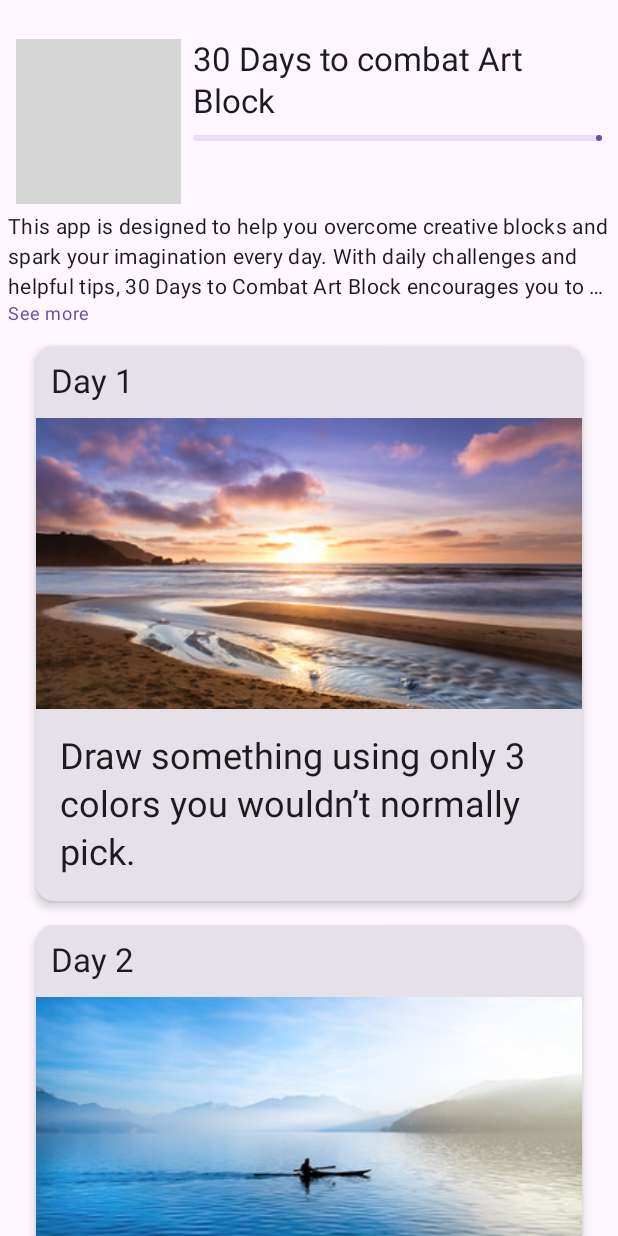
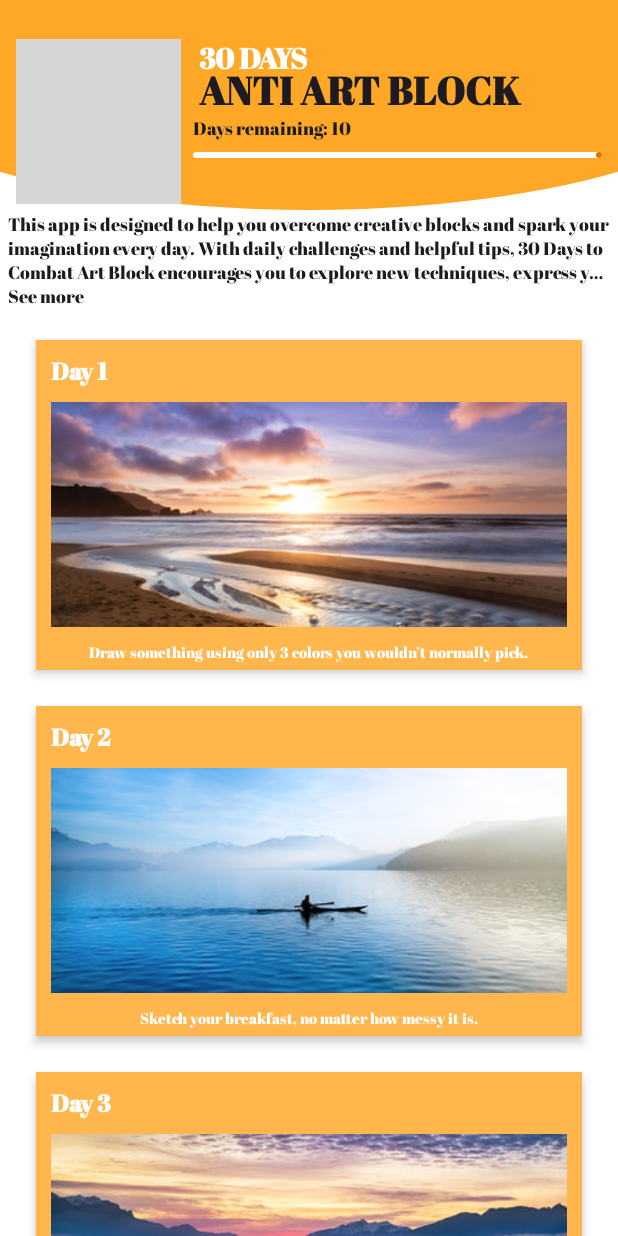
Before and after one commit to Vikyyz/30-days-app, an Android app built with Jetpack Compose: the screen it shows after launch (MainActivity), on a phone screen of 412 x 824 dp. Run offline under Robolectric (Android 15) with nearby library versions, the phone set to English and light mode, and no system bars; grey boxes are pictures that could not be loaded.

Commit message:
wip ui changes

```diff
--- a/app/build.gradle.kts
+++ b/app/build.gradle.kts
@@ -50,6 +50,7 @@ dependencies {
     implementation(libs.androidx.ui.tooling.preview)
     implementation(libs.androidx.material3)
     implementation("androidx.lifecycle:lifecycle-viewmodel-compose:2.9.2")
+    implementation("androidx.compose.ui:ui-text-google-fonts:1.6.0")
     testImplementation(libs.junit)
     androidTestImplementation(libs.androidx.junit)
     androidTestImplementation(libs.androidx.espresso.core)
--- a/app/src/main/java/com/example/a30daysapp/MainActivity.kt
+++ b/app/src/main/java/com/example/a30daysapp/MainActivity.kt
@@ -5,7 +5,9 @@ import androidx.activity.ComponentActivity
 import androidx.activity.compose.setContent
 import androidx.activity.enableEdgeToEdge
 import androidx.compose.animation.animateContentSize
+import androidx.compose.foundation.Canvas
 import androidx.compose.foundation.Image
+import androidx.compose.foundation.background
 import androidx.compose.foundation.clickable
 import androidx.compose.foundation.layout.Arrangement
 import androidx.compose.foundation.layout.Box
@@ -16,6 +18,7 @@ import androidx.compose.foundation.layout.fillMaxWidth
 import androidx.compose.foundation.layout.height
 import androidx.compose.foundation.layout.padding
 import androidx.compose.foundation.layout.size
+import androidx.compose.foundation.layout.width
 import androidx.compose.foundation.lazy.grid.GridCells
 import androidx.compose.foundation.lazy.grid.GridItemSpan
 import androidx.compose.foundation.lazy.grid.LazyVerticalGrid
@@ -42,16 +45,22 @@ import androidx.compose.runtime.remember
 import androidx.compose.runtime.setValue
 import androidx.compose.ui.Alignment
 import androidx.compose.ui.Modifier
+import androidx.compose.ui.graphics.RectangleShape
 import androidx.compose.ui.layout.ContentScale
 import androidx.compose.ui.res.painterResource
 import androidx.compose.ui.res.stringResource
+import androidx.compose.ui.text.font.Font
+import androidx.compose.ui.text.font.FontFamily
+import androidx.compose.ui.text.font.FontWeight
 import androidx.compose.ui.text.style.TextOverflow
 import androidx.compose.ui.tooling.preview.Preview
 import androidx.compose.ui.unit.dp
+import androidx.compose.ui.unit.sp
 import androidx.lifecycle.viewmodel.compose.viewModel
 import com.example.a30daysapp.model.Tip
 import com.example.a30daysapp.model.TipsViewModel
 import com.example.a30daysapp.ui.theme._30DaysAppTheme
+
 
 class MainActivity : ComponentActivity() {
     override fun onCreate(savedInstanceState: Bundle?) {
@@ -61,14 +70,15 @@ class MainActivity : ComponentActivity() {
             _30DaysAppTheme {
                 val tipsViewModel: TipsViewModel = viewModel()
                 Scaffold (
+                    containerColor = MaterialTheme.colorScheme.background,
                     content =  {
+                        Box(modifier = Modifier.fillMaxSize()) {
                             TipsList(
                                 tipsList = tipsViewModel.tips,
-                            onDelete = { tip ->
-                                tipsViewModel.removeTip(tip)
-                            },
+                                onDelete = { tip -> tipsViewModel.removeTip(tip) },
                                 modifier = Modifier.padding(it)
                             )
+                        }
                     }
                 )
             }
@@ -83,12 +93,7 @@ fun TipsCard(
     dismissState: SwipeToDismissBoxState,
     modifier: Modifier = Modifier
 ) {
-    Card(modifier = modifier.padding(8.dp), elevation = CardDefaults.cardElevation(defaultElevation = 4.dp)) {
-        Text (
-            text = "Day ${tip.day + 1}",
-            style = MaterialTheme.typography.titleLarge,
-            modifier = Modifier.padding(10.dp)
-        )
+
         SwipeToDismissBox (
             state = dismissState,
             enableDismissFromEndToStart = true,
@@ -98,30 +103,59 @@ fun TipsCard(
                     modifier = Modifier
                         .fillMaxSize()
                         .padding(end = 16.dp),
+//                        .background(MaterialTheme.colorScheme.error.copy(alpha = 0.2f)),
                     contentAlignment = Alignment.CenterEnd,
+
                 )
                 {
                     Icon(
                         imageVector = Icons.Default.Delete,
                         contentDescription = "Delete tip",
+                        tint = MaterialTheme.colorScheme.error,
                         modifier = Modifier.size(64.dp)
                     )
                 }
             }
         ) {
-            Column {
+            Card(
+                modifier = modifier
+                    .padding(8.dp)
+                    .padding(top = 8.dp),
+                elevation = CardDefaults.cardElevation(defaultElevation = 4.dp),
+                shape = RectangleShape,
+                colors = CardDefaults.cardColors(containerColor = MaterialTheme.colorScheme.primary)
+            ) {
+                Text (
+                    text = "Day ${tip.day + 1}",
+                    color = MaterialTheme.colorScheme.background,
+                    fontWeight = FontWeight.Bold,
+                    modifier = Modifier.padding(10.dp),
+                )
+            Column (
+                modifier = Modifier.fillMaxSize(),
+                horizontalAlignment = Alignment.CenterHorizontally
+            ) {
                 Image(
                     painter = painterResource(tip.imageResourceId),
                     contentDescription = stringResource(tip.stringResourceId),
                     modifier = Modifier
                         .fillMaxWidth()
-                        .height(194.dp),
-                    contentScale = ContentScale.Crop
+                        .height(150.dp)
+                        .width( 200.dp)
+                        .padding(start = 10.dp)
+                        .padding(end = 10.dp),
+                    contentScale = ContentScale.Crop,
                 )
                 Text (
                     text = stringResource(tip.stringResourceId),
-                    modifier = Modifier.padding(16.dp),
-                    style = MaterialTheme.typography.headlineSmall
+                    style = MaterialTheme.typography.headlineSmall,
+                    modifier = Modifier
+                        .padding(top = 10.dp)
+                        .padding(bottom = 5.dp)
+                        .padding(start = 10.dp)
+                        .padding(end = 10.dp),
+                    maxLines = 2,
+                    overflow = TextOverflow.Ellipsis
                 )
             }
         }
@@ -174,6 +208,8 @@ fun ArtBlockDetailsHeaderItem(
     remainingTips: Int,
     modifier: Modifier = Modifier
 ) {
+    TopOvalBackground()
+
     val progress = 1f - (remainingTips.toFloat() / totalTips.toFloat())
 //    Header - Entire header
     Column(
@@ -197,20 +233,42 @@ fun ArtBlockDetailsHeaderItem(
                 contentScale = ContentScale.Crop
             )
 
-            Column(modifier = Modifier.padding(start = 8.dp)) {
+            Column(
+                modifier = Modifier.padding(start = 8.dp)
+            ) {
+                Column(
+                    verticalArrangement = Arrangement.spacedBy((-9).dp)
+                ) {
                     Text(
-                    text = "30 Days to combat Art Block",
+                        text = "30 DAYS",
                         style = MaterialTheme.typography.titleLarge,
+                        modifier = Modifier.padding(start = 4.dp),
+                        color = MaterialTheme.colorScheme.background
+                        )
+
+                    Text(
+                        text = "ANTI ART BLOCK",
+                        style = MaterialTheme.typography.titleLarge,
+                        fontSize = 26.sp,
+                        modifier = Modifier.padding(start = 4.dp),
+                    )
+                }
+                Column(
+                ) {
+                    Text(
+                        text = "Days remaining: $remainingTips",
+                        style = MaterialTheme.typography.labelSmall
                     )
                     LinearProgressIndicator(
-                    progress = progress,
+                        progress = { progress },
                         modifier = Modifier
                             .fillMaxWidth()
                             .padding(top = 8.dp),
-                    color = MaterialTheme.colorScheme.primary,
-                    trackColor = ProgressIndicatorDefaults.linearTrackColor,
+                        color = MaterialTheme.colorScheme.onSurface,
+                        trackColor = MaterialTheme.colorScheme.background,
                         strokeCap = ProgressIndicatorDefaults.LinearStrokeCap,
                     )
+                }
             }
         }
 //        Header - Description
@@ -218,14 +276,14 @@ fun ArtBlockDetailsHeaderItem(
         Column {
             Text(
                 text = stringResource(R.string.Description),
-                style = MaterialTheme.typography.bodyMedium,
                 maxLines = if (expanded) Int.MAX_VALUE else 3,
-                overflow = TextOverflow.Ellipsis
+                overflow = TextOverflow.Ellipsis,
+                style = MaterialTheme.typography.labelSmall
             )
 
             Text(
                 text = if (expanded) "See less" else "See more",
-                style = MaterialTheme.typography.bodySmall.copy(color = MaterialTheme.colorScheme.primary),
+                style = MaterialTheme.typography.labelSmall,
                 modifier = Modifier
                     .animateContentSize()
                     .clickable { expanded = !expanded }
@@ -233,3 +291,26 @@ fun ArtBlockDetailsHeaderItem(
         }
     }
 }
+
+@Composable
+fun TopOvalBackground(modifier: Modifier = Modifier) {
+    Box(
+        modifier = modifier
+            .fillMaxWidth()
+            .height(200.dp)
+    ) {
+        Canvas(modifier = Modifier.fillMaxSize()) {
+            val ovalWidth = size.width * 1.5f
+            val ovalHeight = size.height
+            val topLeft = androidx.compose.ui.geometry.Offset(
+                x = (size.width - ovalWidth) / 2f,
+                y = -ovalHeight * 0.3f
+            )
+            drawOval(
+                color = androidx.compose.ui.graphics.Color(0xFFFFA726),
+                topLeft = topLeft,
+                size = androidx.compose.ui.geometry.Size(ovalWidth, ovalHeight)
+            )
+        }
+    }
+}
--- a/app/src/main/java/com/example/a30daysapp/ui/theme/Color.kt
+++ b/app/src/main/java/com/example/a30daysapp/ui/theme/Color.kt
@@ -2,10 +2,8 @@ package com.example.a30daysapp.ui.theme
 
 import androidx.compose.ui.graphics.Color
 
-val Purple80 = Color(0xFFD0BCFF)
-val PurpleGrey80 = Color(0xFFCCC2DC)
-val Pink80 = Color(0xFFEFB8C8)
-
-val Purple40 = Color(0xFF6650a4)
-val PurpleGrey40 = Color(0xFF625b71)
-val Pink40 = Color(0xFF7D5260)
+val Primary = Color(0xFFFFB74D)
+val Secondary = Color(0xFF88BDF2)
+val Background = Color(0xFFFFFFFF)
+val onSurface = Color(0xFFEF6C00)
+val Surface = Color(0xFFBDBDBD)
--- a/app/src/main/java/com/example/a30daysapp/ui/theme/Theme.kt
+++ b/app/src/main/java/com/example/a30daysapp/ui/theme/Theme.kt
@@ -11,33 +11,29 @@ import androidx.compose.material3.dynamicLightColorScheme
 import androidx.compose.material3.lightColorScheme
 import androidx.compose.runtime.Composable
 import androidx.compose.ui.platform.LocalContext
+import androidx.compose.ui.text.font.Font
+import androidx.compose.ui.text.font.FontFamily
+import androidx.compose.ui.text.font.FontWeight
+import androidx.compose.ui.unit.sp
+import com.example.a30daysapp.R
 
 private val DarkColorScheme = darkColorScheme(
-    primary = Purple80,
-    secondary = PurpleGrey80,
-    tertiary = Pink80
+    primary = Surface,
+    secondary = Surface,
+    tertiary = Surface
 )
 
 private val LightColorScheme = lightColorScheme(
-    primary = Purple40,
-    secondary = PurpleGrey40,
-    tertiary = Pink40
-
-    /* Other default colors to override
-    background = Color(0xFFFFFBFE),
-    surface = Color(0xFFFFFBFE),
-    onPrimary = Color.White,
-    onSecondary = Color.White,
-    onTertiary = Color.White,
-    onBackground = Color(0xFF1C1B1F),
-    onSurface = Color(0xFF1C1B1F),
-    */
+    primary = Primary,
+    secondary = Secondary,
+    background = Background,
+    surface = Surface,
+    onSurface = onSurface,
 )
 
 @Composable
 fun _30DaysAppTheme(
     darkTheme: Boolean = isSystemInDarkTheme(),
-    // Dynamic color is available on Android 12+
     dynamicColor: Boolean = false,
     content: @Composable () -> Unit
 ) {
@@ -51,10 +47,39 @@ fun _30DaysAppTheme(
         else -> LightColorScheme
     }
 
+    val LexendGiga = FontFamily(
+        Font(R.font.lexend_giga, weight = FontWeight.Normal)
+    )
+    val AbrilFatface = FontFamily(
+        Font(R.font.abril_fatface, weight = FontWeight.Normal)
+    )
+
+    val MyTypography = androidx.compose.material3.Typography(
+        bodyLarge = androidx.compose.ui.text.TextStyle(
+            fontFamily = AbrilFatface,
+            fontWeight = FontWeight.Normal,
+            fontSize = 16.sp
+        ),
+        titleLarge = androidx.compose.ui.text.TextStyle(
+            fontFamily = AbrilFatface,
+            fontWeight = FontWeight.Bold,
+            fontSize = 19.sp
+        ),
+        labelSmall = androidx.compose.ui.text.TextStyle(
+            fontFamily = AbrilFatface,
+            fontWeight = FontWeight.Normal,
+            fontSize = 12.sp
+        ),
+        headlineSmall = androidx.compose.ui.text.TextStyle(
+            fontFamily = AbrilFatface,
+            fontWeight = FontWeight.Thin,
+            fontSize = 10.sp
+        ),
+    )
+
     MaterialTheme(
         colorScheme = colorScheme,
-//        shape = Shapes,
-        typography = Typography,
-        content = content
+        typography = MyTypography,
+        content = content,
     )
 }
```
Also changed, not shown: app/src/main/res/font/abril_fatface.ttf (added), app/src/main/res/font/lexend_giga.ttf (added). Lines whose indentation alone changed are shown as unchanged.
